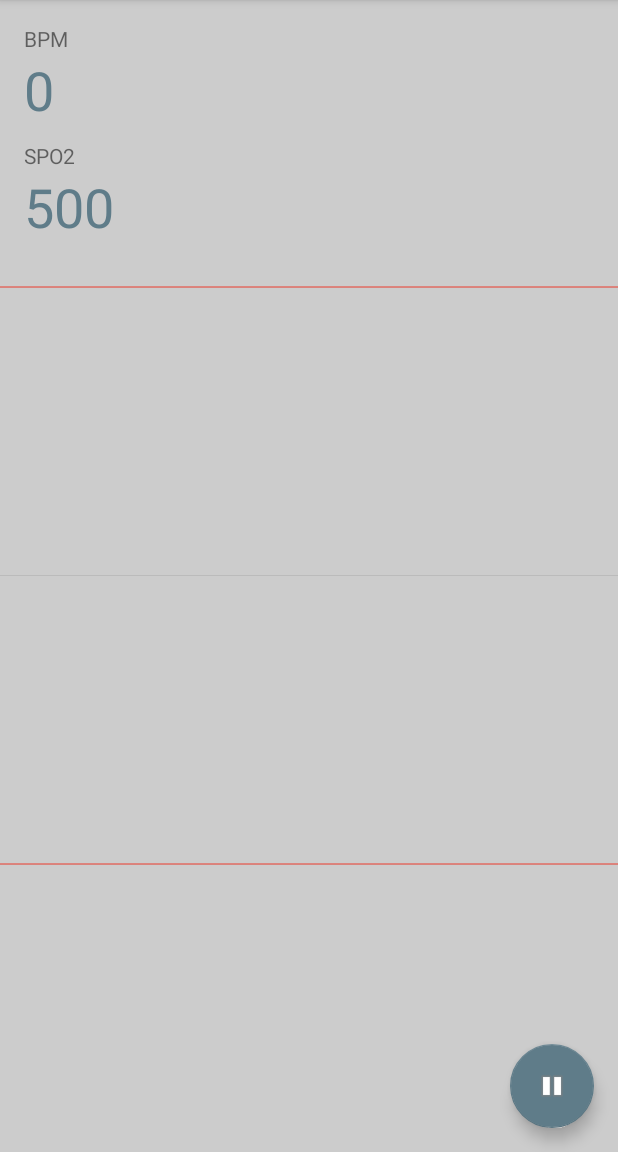
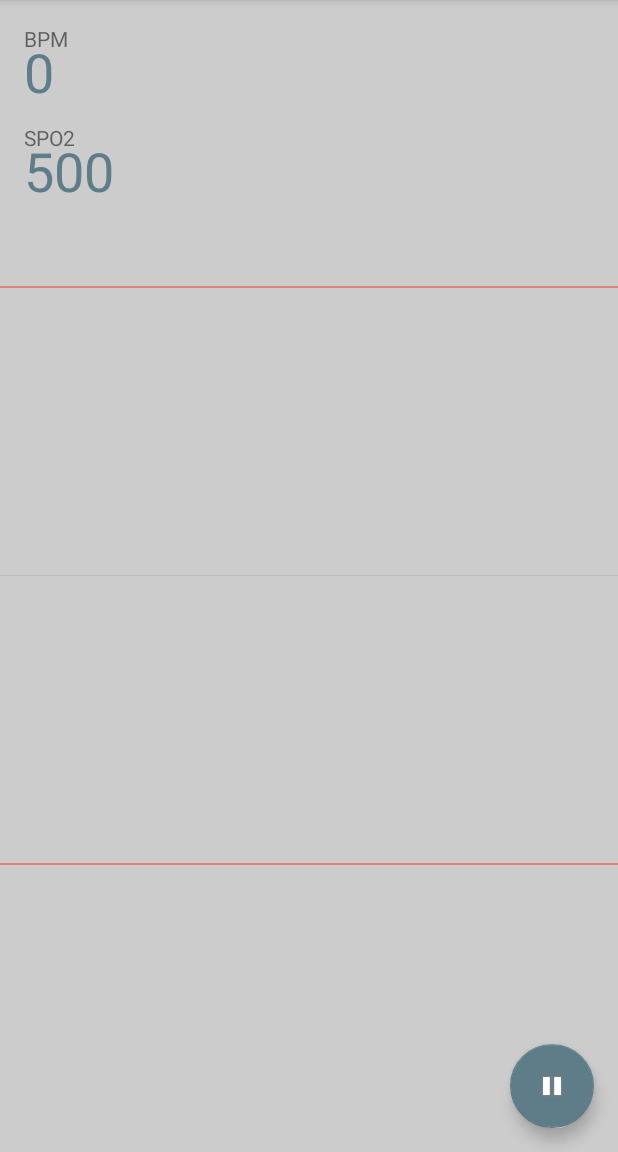
Before and after one commit to ArsenicBismuth/Custom-Grapher, an Android app: the screen it shows after launch (MainActivity), on a phone screen of 412 x 824 dp, the part 84-1236 px from its top. Run offline under Robolectric (Android 15) with nearby library versions, the phone set to English and light mode, and no system bars.

Commit message:
Set All TextViews to Fixed Size
Based on: https://stackoverflow.com/questions/10804436/simple-textview-settext-causes-40-cpu-usage
- Originally flame charts shows a very2 significant process used for setting TextViews
- Result isn't as good as expected, maybe still need more tweaking such as setting everything as fixed

```diff
--- a/app/src/main/res/layout/content_main.xml
+++ b/app/src/main/res/layout/content_main.xml
@@ -66,11 +66,12 @@
             app:layout_constraintTop_toTopOf="parent">
 
             <TextView
-                android:layout_width="wrap_content"
-                android:layout_height="wrap_content"
+                android:layout_width="300dp"
+                android:layout_height="18sp"
                 android:gravity="center"
                 android:paddingBottom="0sp"
                 android:text="@string/bpm"
+                android:textAlignment="viewStart"
                 android:textAppearance="@style/TextAppearance.AppCompat.Small"
                 app:layout_constraintBottom_toBottomOf="parent"
                 app:layout_constraintLeft_toLeftOf="parent"
@@ -79,13 +80,14 @@
 
             <TextView
                 android:id="@+id/textBPM"
-                android:layout_width="wrap_content"
-                android:layout_height="wrap_content"
+                android:layout_width="300dp"
+                android:layout_height="48sp"
                 android:focusable="true"
                 android:gravity="center"
                 android:paddingBottom="10sp"
                 android:selectAllOnFocus="false"
                 android:text="123"
+                android:textAlignment="viewStart"
                 android:textAppearance="@style/TextAppearance.AppCompat.Large"
                 android:textColor="@color/colorAccent"
                 android:textIsSelectable="true"
@@ -100,7 +102,7 @@
         <LinearLayout
             android:id="@+id/layoutSPO2"
             android:layout_width="match_parent"
-            android:layout_height="match_parent"
+            android:layout_height="wrap_content"
             android:layout_margin="0dp"
             android:orientation="vertical"
             app:layout_constraintBottom_toBottomOf="parent"
@@ -109,11 +111,12 @@
             app:layout_constraintTop_toTopOf="parent">
 
             <TextView
-                android:layout_width="wrap_content"
-                android:layout_height="wrap_content"
+                android:layout_width="300dp"
+                android:layout_height="18sp"
                 android:gravity="center"
                 android:paddingBottom="0sp"
                 android:text="@string/spo2"
+                android:textAlignment="viewStart"
                 android:textAppearance="@style/TextAppearance.AppCompat.Small"
                 app:layout_constraintBottom_toBottomOf="parent"
                 app:layout_constraintLeft_toLeftOf="parent"
@@ -122,13 +125,14 @@
 
             <TextView
                 android:id="@+id/textSPO2"
-                android:layout_width="wrap_content"
-                android:layout_height="wrap_content"
+                android:layout_width="300dp"
+                android:layout_height="48sp"
                 android:focusable="true"
                 android:gravity="center"
                 android:paddingBottom="10sp"
                 android:selectAllOnFocus="false"
                 android:text="500"
+                android:textAlignment="viewStart"
                 android:textAppearance="@style/TextAppearance.AppCompat.Large"
                 android:textColor="@color/colorAccent"
                 android:textIsSelectable="true"
@@ -236,8 +240,8 @@
 
         <TextView
             android:id="@+id/textDebug1"
-            android:layout_width="match_parent"
-            android:layout_height="wrap_content"
+            android:layout_width="300dp"
+            android:layout_height="36sp"
             android:paddingBottom="0sp"
             android:text="@string/debug_content_1"
             android:textAlignment="viewStart"
@@ -249,8 +253,8 @@
 
         <TextView
             android:id="@+id/textDebug2"
-            android:layout_width="match_parent"
-            android:layout_height="wrap_content"
+            android:layout_width="300dp"
+            android:layout_height="36sp"
             android:paddingBottom="0sp"
             android:text="@string/debug_content_2"
             android:textAlignment="viewStart"
@@ -262,8 +266,8 @@
 
         <TextView
             android:id="@+id/textDebug3"
-            android:layout_width="match_parent"
-            android:layout_height="wrap_content"
+            android:layout_width="300dp"
+            android:layout_height="36sp"
             android:paddingBottom="0sp"
             android:text="@string/debug_content_3"
             android:textAlignment="viewStart"
```
